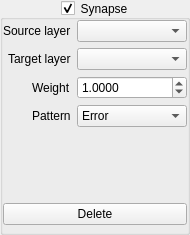
Old version of the form Neuron/SynapseConfig.ui in the repository Skwint/Neuron.
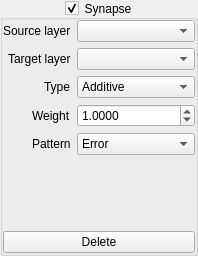
New version of the form.

Patch:
```diff
--- a/Neuron/SynapseConfig.ui
+++ b/Neuron/SynapseConfig.ui
@@ -6,8 +6,8 @@
    <rect>
     <x>0</x>
     <y>0</y>
-    <width>190</width>
-    <height>235</height>
+    <width>198</width>
+    <height>253</height>
    </rect>
   </property>
   <property name="windowTitle">
@@ -75,14 +75,14 @@
         <item row="1" column="1">
          <widget class="QComboBox" name="cmbTarget"/>
         </item>
-        <item row="3" column="0">
+        <item row="4" column="0">
          <widget class="QLabel" name="patternLabel">
           <property name="text">
            <string>Pattern</string>
           </property>
          </widget>
         </item>
-        <item row="3" column="1">
+        <item row="4" column="1">
          <widget class="QComboBox" name="cmbSynapse">
           <property name="currentIndex">
            <number>0</number>
@@ -94,14 +94,14 @@
           </item>
          </widget>
         </item>
-        <item row="2" column="0">
+        <item row="3" column="0">
          <widget class="QLabel" name="weightLabel">
           <property name="text">
            <string>Weight</string>
           </property>
          </widget>
         </item>
-        <item row="2" column="1">
+        <item row="3" column="1">
          <widget class="QDoubleSpinBox" name="spinWeight">
           <property name="decimals">
            <number>4</number>
@@ -117,6 +117,27 @@
           </property>
          </widget>
         </item>
+        <item row="2" column="0">
+         <widget class="QLabel" name="typeLabel">
+          <property name="text">
+           <string>Type</string>
+          </property>
+         </widget>
+        </item>
+        <item row="2" column="1">
+         <widget class="QComboBox" name="cmbType">
+          <item>
+           <property name="text">
+            <string>Additive</string>
+           </property>
+          </item>
+          <item>
+           <property name="text">
+            <string>Multiplicative</string>
+           </property>
+          </item>
+         </widget>
+        </item>
        </layout>
       </item>
       <item>
```
